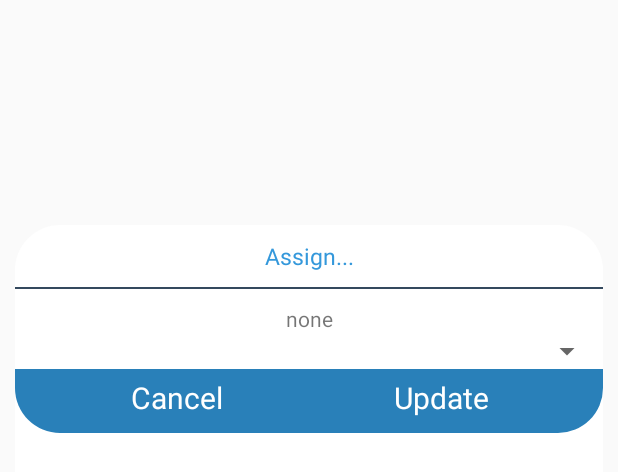
After one commit to tuanhwing/APM, an Android app: the layout dialog_update_process.xml on its own in the app's theme, with its tools: preview values and no code run, on a phone screen of 412 x 824 dp. The commit adds this screen. Shown: the top 472 px of the screen. Run offline under Robolectric (Android 15) with nearby library versions, the phone set to English and light mode, and no system bars.

Commit message:
commit 30/12/2017

```diff
--- a/app/src/main/java/graduating/project/com/apm/MainPagerAdapter.java
+++ b/app/src/main/java/graduating/project/com/apm/MainPagerAdapter.java
@@ -42,6 +42,10 @@ public class MainPagerAdapter extends FragmentStatePagerAdapter implements Filte
         filterList = fragments;
     }
 
+    public ArrayList<CommonFragment> getFilterList(){
+        return filterList;
+    }
+
     @Override
     public Fragment getItem(int position) {
         CommonFragment fragment = fragments.get(position);
--- a/app/src/main/java/graduating/project/com/apm/dialog/PopupAssignedStaff.java
+++ b/app/src/main/java/graduating/project/com/apm/dialog/PopupAssignedStaff.java
@@ -96,8 +96,6 @@ public class PopupAssignedStaff extends Dialog implements View.OnClickListener,
     public void onClick(View v) {
         switch (v.getId()){
             case R.id.tv_cancel:{
-
-                Toast.makeText(activity,"LOL tv cancel", Toast.LENGTH_LONG).show();
                 dismiss();
                 break;
             }
--- a/app/src/main/java/graduating/project/com/apm/dialog/PopupListTask.java
+++ b/app/src/main/java/graduating/project/com/apm/dialog/PopupListTask.java
@@ -69,6 +69,7 @@ public class PopupListTask extends Dialog implements View.OnClickListener {
             TextView tvPaperInfo = (TextView) childView.findViewById(R.id.tv_paper_info);
             TextView tvOtherRequire = (TextView) childView.findViewById(R.id.tv_other_require);
             TextView tvFile = (TextView) childView.findViewById(R.id.tv_file);
+            TextView tvType = (TextView) childView.findViewById(R.id.tv_type);
             Button btnDetail = (Button) childView.findViewById(R.id.btn_detail);
 
             //fill content
@@ -83,6 +84,7 @@ public class PopupListTask extends Dialog implements View.OnClickListener {
             tvPaperInfo.setText("PaperInfo: " + fragments.get(i).getTask().getPaper_info());
             tvOtherRequire.setText("OtherRequire: " + fragments.get(i).getTask().getOther_require());
             tvFile.setText("File: " + fragments.get(i).getTask().getFile());
+            tvType.setText("Type: " + fragments.get(i).getTask().getType());
             final int finalI = i;
             btnDetail.setOnClickListener(new View.OnClickListener() {
                 @Override
--- a/app/src/main/java/graduating/project/com/apm/presenter/MainPresenter.java
+++ b/app/src/main/java/graduating/project/com/apm/presenter/MainPresenter.java
@@ -68,6 +68,10 @@ public class MainPresenter implements MainResult, OnJsonToTasksCompleted,OnJsonT
         view.updateStatusTask(taskid,status);
     }
 
+    public void updateTypeTask(int taskid, String type) {
+        view.updateTypeTask(taskid,type);
+    }
+
     public void updateAssignTask(Assign assign) {
         view.updateAssignTask(assign);
     }
--- a/app/src/main/java/graduating/project/com/apm/view/MainView.java
+++ b/app/src/main/java/graduating/project/com/apm/view/MainView.java
@@ -32,6 +32,8 @@ public interface MainView {
 
     void updateStatusTask(int taskid, int status);
 
+    void updateTypeTask(int taskid, String type);
+
     void updateAssignTask(Assign assign);
 
     void addListStaffs(List<Staff> staffs);
--- /dev/null
+++ b/app/src/main/res/layout/dialog_update_process.xml
@@ -0,0 +1,71 @@
+<?xml version="1.0" encoding="utf-8"?>
+<LinearLayout xmlns:android="http://schemas.android.com/apk/res/android"
+    android:orientation="vertical"
+    android:background="@drawable/dialog_bg"
+    android:layout_marginLeft="10dp"
+    android:layout_marginRight="10dp"
+    android:layout_marginTop="150dp"
+    android:layout_marginBottom="100dp"
+    android:layout_width="match_parent"
+    android:layout_height="match_parent">
+
+    <TextView
+        android:id="@+id/textView"
+        android:layout_width="match_parent"
+        android:layout_height="wrap_content"
+        android:gravity="center"
+        android:text="Assign..."
+        android:layout_marginTop="10dp"
+        android:textColor="#3498db"
+        android:textSize="15sp" />
+
+    <View
+        android:layout_width="match_parent"
+        android:layout_height="2px"
+        android:layout_marginTop="10dp"
+        android:layout_marginBottom="10dp"
+        android:background="#34495e" />
+
+    <TextView
+        android:id="@+id/tv_type"
+        android:text="none"
+        android:textAlignment="center"
+        android:layout_width="match_parent"
+        android:layout_height="wrap_content" />
+
+    <Spinner
+        android:id="@+id/spinner"
+        android:layout_width="match_parent"
+        android:layout_height="wrap_content" />
+    <LinearLayout
+        android:paddingBottom="10dp"
+        android:paddingTop="5dp"
+        android:background="@drawable/tv_radius_bg"
+        android:layout_width="match_parent"
+        android:layout_height="wrap_content"
+        android:orientation="horizontal">
+        <TextView
+            android:id="@+id/tv_cancel"
+            android:text="Cancel"
+            android:textSize="20sp"
+            android:layout_weight="1"
+            android:layout_marginRight="10dp"
+            android:layout_marginLeft="30dp"
+            android:textColor="@drawable/text_selector"
+            android:gravity="center"
+            android:layout_width="match_parent"
+            android:layout_height="match_parent" />
+        <TextView
+            android:id="@+id/tv_update"
+            android:text="Update"
+            android:layout_weight="1"
+            android:layout_marginLeft="10dp"
+            android:layout_marginRight="30dp"
+            android:textSize="20sp"
+            android:textColor="@drawable/text_selector"
+            android:gravity="center"
+            android:layout_width="match_parent"
+            android:layout_height="match_parent" />
+    </LinearLayout>
+
+</LinearLayout>
```
Also changed, not shown: app/src/main/java/graduating/project/com/apm/DetailActivity.java (+51 -10 lines), app/src/main/java/graduating/project/com/apm/MainActivity.java (+43 -16 lines), app/src/main/java/graduating/project/com/apm/dialog/PopupUpdateProcess.java (added, +126 -0 lines), app/src/main/java/graduating/project/com/apm/object/Task.java (+11 -0 lines), app/src/main/java/graduating/project/com/apm/presenter/DetailPresenter.java (+9 -0 lines), app/src/main/java/graduating/project/com/apm/socket/SocketEvent.java (+22 -0 lines), app/src/main/java/graduating/project/com/apm/socket/SocketEventDetail.java (+72 -1 lines), app/src/main/java/graduating/project/com/apm/view/DetailView.java (+7 -0 lines), app/src/main/res/layout/activity_detail.xml (+16 -5 lines), app/src/main/res/layout/layout_item_task.xml (+10 -0 lines).
